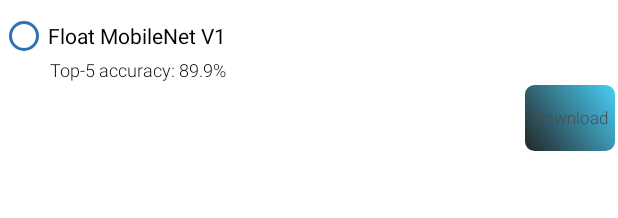
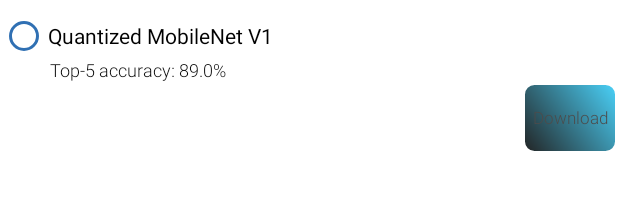
Before and after one commit to severin617/tum-lens, an Android app: the layout fragment_model_selector.xml on its own in the app's theme, with its tools: preview values and no code run, on a phone screen of 412 x 824 dp. Shown: the top 218 px of the screen. Run offline under Robolectric (Android 15) with nearby library versions, the phone set to English and light mode, and no system bars.

Commit message:
changed the default classifier model to a smaller one in size so as to lower the size of the app

```diff
--- a/TUM_Lens/app/src/main/java/com/maxjokel/lens/classification/Classifier.kt
+++ b/TUM_Lens/app/src/main/java/com/maxjokel/lens/classification/Classifier.kt
@@ -166,7 +166,7 @@
                 // load .tflite file from '/assets'
                 Trace.beginSection("loading file into MODELBUFFER")
                 try {
-                    MODELBUFFER = if (modelConfig!!.modelFilename!! == "mobilenet_v1_224.tflite") {
+                    MODELBUFFER = if (modelConfig!!.modelFilename!! == "mobilenet_v1_224_quant.tflite") {
                         FileUtil.loadMappedFile(context!!, modelConfig!!.modelFilename!!)
                     } else {
                         loadModelFile(modelConfig!!.modelFilename!!)
--- a/TUM_Lens/app/src/main/java/com/maxjokel/lens/fragments/ModelSelectorFragment.kt
+++ b/TUM_Lens/app/src/main/java/com/maxjokel/lens/fragments/ModelSelectorFragment.kt
@@ -158,7 +158,7 @@
         val id = prefs.getInt("model", 0)
         var r = view.findViewById<RadioButton>(id)
         if (id == 0 || r == null) {
-            r = view.findViewById(R.id.radioButton_FloatMobileNet)
+            r = view.findViewById(R.id.radioButton_QuantizedMobileNet)
         }
 
         // set initial selection
@@ -175,7 +175,7 @@
             // save selection to SharedPreferences
             prefEditor.run {
                 // check if it is the default RadioButton
-                if (checkedId != R.id.radioButton_FloatMobileNet) {
+                if (checkedId != R.id.radioButton_QuantizedMobileNet) {
                     modelId = view.findViewById<View>(checkedId).id
                 }
                 putInt("model", modelId) // save selection to SharedPreferences
--- a/TUM_Lens/app/src/main/res/layout/fragment_model_selector.xml
+++ b/TUM_Lens/app/src/main/res/layout/fragment_model_selector.xml
@@ -15,12 +15,12 @@
         android:layout_height="wrap_content">
 
         <!--    ROW 1
-                hardcoded 'Float MobileNet V1' so that the app works,
+                hardcoded 'Quantized MobileNet V1' so that the app works,
                 even when there are no custom models    -->
         <RadioButton
-            android:id="@+id/radioButton_FloatMobileNet"
+            android:id="@+id/radioButton_QuantizedMobileNet"
             android:buttonTint="@color/colorPrimary"
-            android:text="Float MobileNet V1"
+            android:text="Quantized MobileNet V1"
             android:textColor="@color/black"
             android:textSize="14sp"
             android:layout_width="match_parent"
@@ -36,15 +36,15 @@
             android:textColor="@color/black"
             android:textSize="12sp"
             android:layout_marginTop="-10dp"
-            android:text="Top-5 accuracy: 89.9%"/>
+            android:text="Top-5 accuracy: 89.0%"/>
 
         <android.widget.Button
-            android:id="@+id/mobilenet_v1_224.tflite"
+            android:id="@+id/mobilenet_v1_224_quant.tflite"
             android:layout_width="wrap_content"
             android:layout_height="wrap_content"
             android:layout_gravity="end"
             android:background="@drawable/button_custom"
-            android:tag="mobilenet_v1_224.tflite"
+            android:tag="mobilenet_v1_224_quant.tflite"
             android:text="@string/download"
             android:enabled="false"
             android:textSize="11sp" />
```
Also changed, not shown: TUM_Lens/app/src/main/assets/nets.json (+6 -6 lines), TUM_Lens/app/src/main/java/com/maxjokel/lens/helpers/ModelConfig.kt (+7 -7 lines).
